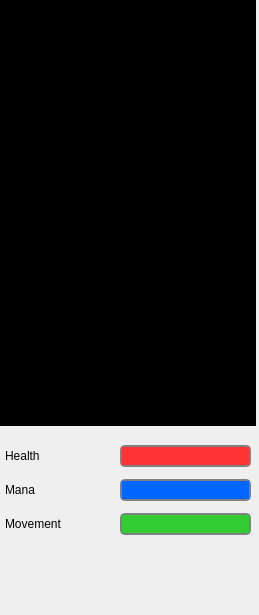
Old version of the form src/devclient/gui_src/gui_map_ext.ui in the repository develer-staff/devclient.
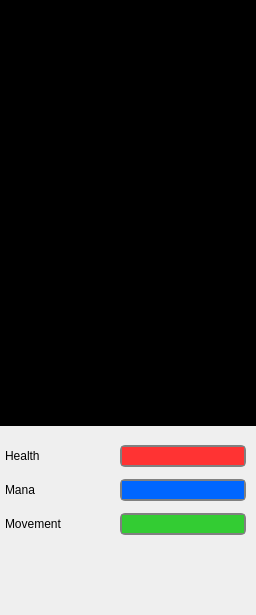
New version of the form.

```diff
--- a/src/devclient/gui_src/gui_map_ext.ui
+++ b/src/devclient/gui_src/gui_map_ext.ui
@@ -5,13 +5,13 @@
    <rect>
     <x>0</x>
     <y>0</y>
-    <width>259</width>
+    <width>256</width>
     <height>615</height>
    </rect>
   </property>
   <property name="minimumSize" >
    <size>
-    <width>259</width>
+    <width>255</width>
     <height>615</height>
    </size>
   </property>
@@ -66,7 +66,7 @@
     <rect>
      <x>0</x>
      <y>433</y>
-     <width>256</width>
+     <width>251</width>
      <height>116</height>
     </rect>
    </property>
```
Left out of the diff: 12 changed lines with no effect on the pictures.
